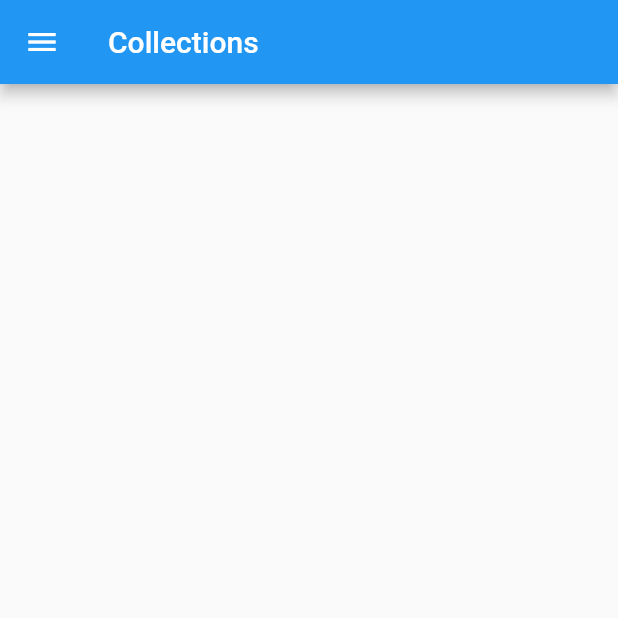
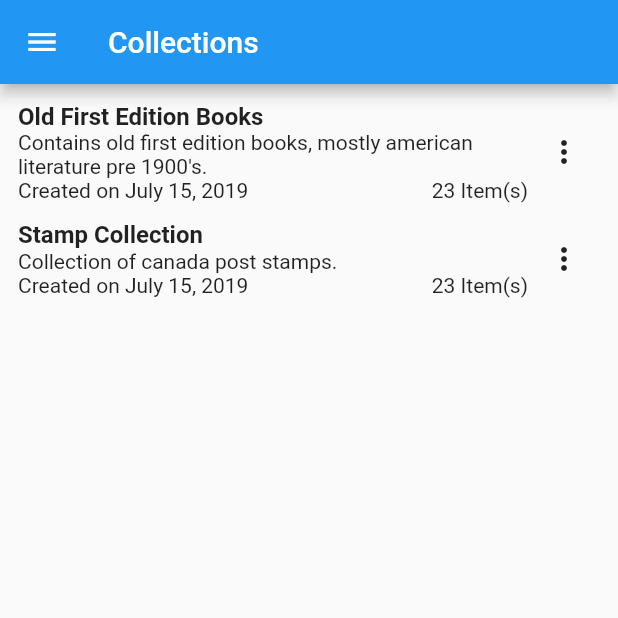
Before and after one commit to capainter8/DigitalCollectionApp, a Flutter app: the screen it shows after launch, on a phone screen of 412 x 824 dp, the top half of it. Run offline on Flutter 3.47's test engine with Material 2 defaults, Android fonts, the phone set to English and light mode, and no system bars.

Commit message:
Created the list item widget for the collection management page

```diff
--- /dev/null
+++ b/lib/screens/collection_management/CollectionListItem.dart
@@ -0,0 +1,48 @@
+import 'package:DigitalCollectionApp/screens/collection_management/CollectionListItemPopupMenu.dart';
+import 'package:flutter/material.dart';
+import '../../models/Collection.dart';
+
+class CollectionListItem extends StatelessWidget {
+
+  final Collection collection;
+  CollectionListItem({@required this.collection});
+
+  @override
+  Widget build(BuildContext context) {
+    return Padding(
+      padding: const EdgeInsets.fromLTRB(12.0, 12.0, 12.0, 0.0),
+      child: Row(
+        mainAxisAlignment: MainAxisAlignment.spaceBetween,
+        children: [
+          Flexible (
+              child: Column(
+                mainAxisSize: MainAxisSize.max,
+                mainAxisAlignment: MainAxisAlignment.start,
+                crossAxisAlignment: CrossAxisAlignment.start,
+                textDirection: TextDirection.ltr,
+                children: [
+                  Text(
+                      collection.getName(),
+                      style: TextStyle(
+                        fontWeight: FontWeight.bold,
+                        fontSize: 16
+                      )),
+                  Text(collection.getDescription()),
+                  Row(
+                    mainAxisAlignment: MainAxisAlignment.spaceBetween,
+                    children: [
+                      Text("Created on July 15, 2019"),
+                      Text("23 Item(s)")
+                    ]
+                  )
+                ],
+              )
+          ),
+          Container(
+            child: CollectionListPopupMenu()
+          ),
+        ],
+      )
+    );
+  }
+}
--- /dev/null
+++ b/lib/screens/collection_management/CollectionListItemPopupMenu.dart
@@ -0,0 +1,31 @@
+import 'package:flutter/material.dart';
+
+enum PopupOptions {edit, export, delete}
+
+class CollectionListPopupMenu extends StatelessWidget {
+
+  PopupOptions _selection;
+
+  @override
+  Widget build(BuildContext context) {
+    // TODO: implement build
+
+    return PopupMenuButton(
+        onSelected: (PopupOptions result) { _selection = result; },
+        itemBuilder: (BuildContext context) => <PopupMenuEntry<PopupOptions>>[
+          const PopupMenuItem<PopupOptions> (
+              value: PopupOptions.edit,
+              child: Text("Edit")
+          ),
+          const PopupMenuItem<PopupOptions> (
+          value: PopupOptions.export,
+          child: Text("Export")
+          ),
+          const PopupMenuItem<PopupOptions> (
+          value: PopupOptions.delete,
+          child: Text("Delete")
+          )]
+    );
+  }
+
+}
--- a/lib/screens/collection_management/CollectionListView.dart
+++ b/lib/screens/collection_management/CollectionListView.dart
@@ -1,3 +1,4 @@
+import 'package:DigitalCollectionApp/screens/collection_management/CollectionListItem.dart';
 import 'package:flutter/material.dart';
 import '../../models/Collection.dart';
 import '../../services/CollectionDatabase.dart';
@@ -11,9 +12,9 @@ class CollectionListView extends StatefulWidget {
 
 class _CollectionListView extends State<CollectionListView> {
 
-  Future<List<Text>> getCollectionWidgets() async {
+  Future<List<CollectionListItem>> getCollectionWidgets() async {
     List<Collection> collections = await CollectionDatabase.fetchCollections();
-    List<Text> widgets = collections.map((Collection collection) => Text(collection.getName())).toList();
+    List<CollectionListItem> widgets = collections.map((Collection collection) => CollectionListItem(collection: collection)).toList();
     return widgets;
   }
 
@@ -21,7 +22,7 @@ class _CollectionListView extends State<CollectionListView> {
   Widget build(BuildContext context) {
     return FutureBuilder(
       future: getCollectionWidgets(),
-      builder: (BuildContext context, AsyncSnapshot<List<Text>> snapshot) {
+      builder: (BuildContext context, AsyncSnapshot<List<CollectionListItem>> snapshot) {
         List<Widget> children = List<Widget>();
         if (snapshot.hasData) {
           children.addAll(snapshot.data);
--- a/lib/services/CollectionDatabase.dart
+++ b/lib/services/CollectionDatabase.dart
@@ -15,13 +15,14 @@ class CollectionDatabase {
   static List<Collection> _collections;
 
   static void init() {
-    _collections = List<Collection>();
+    _collections = new List<Collection>();
 
     // Init the database
   }
 
   static Future<List<Collection>> fetchCollections() async {
 
+    if (_collections == null) init();
     // Fetch collections from the database here
 
     // For testing - create a list of collections and return them in a future.
```
